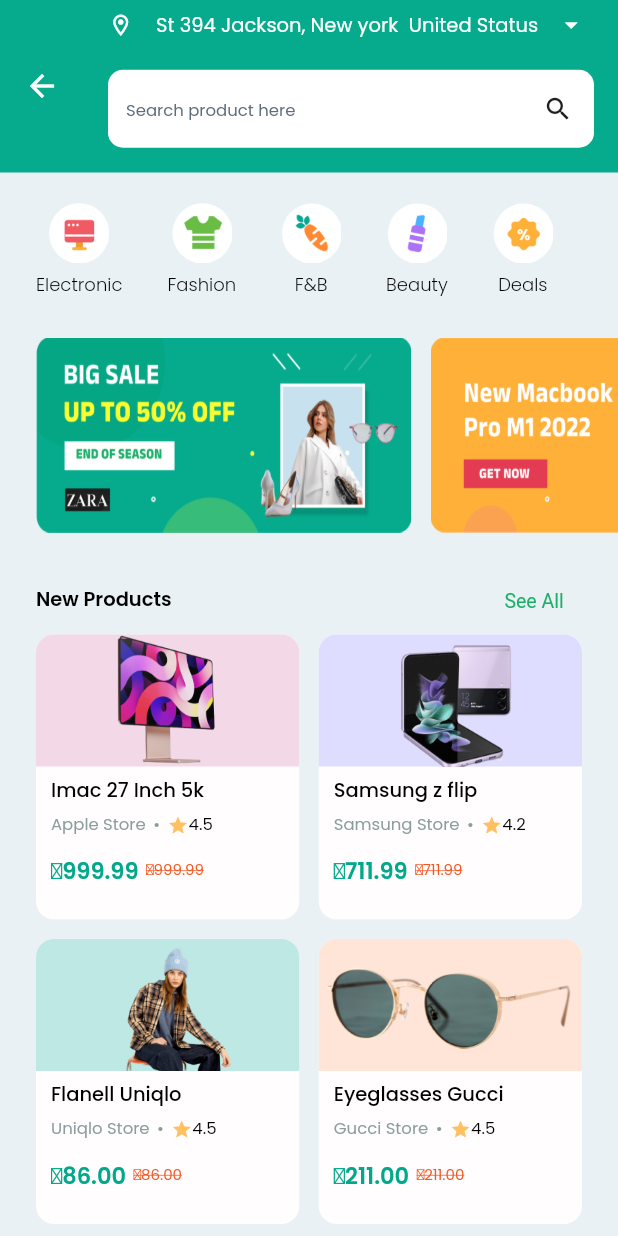
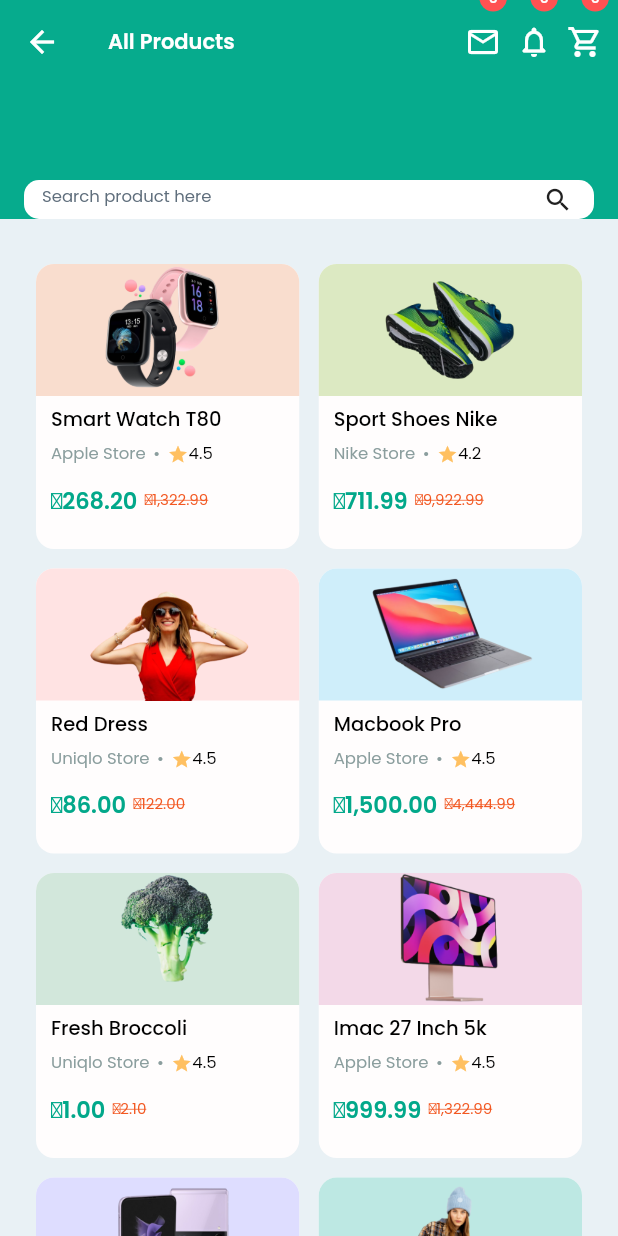
Before and after one commit to Manuelkpatsu/massar_app, a Flutter app: the HomeScreen screen opened by its route, after a tap on "See All", on a phone screen of 412 x 824 dp. Run offline on Flutter 3.47's test engine with Material 2 defaults, Android fonts, the phone set to English and light mode, and no system bars; drawn by our look-alikes of badges; our stand-ins replace animated_splash_screen, equatable, google_fonts, page_transition, persistent_bottom_nav_bar.

Commit message:
Implement products screen

```diff
--- a/lib/router.dart
+++ b/lib/router.dart
@@ -5,6 +5,7 @@ import 'screens/auth/register/register_screen.dart';
 import 'screens/main_app/feeds/feeds_screen.dart';
 import 'screens/main_app/home/home_screen.dart';
 import 'screens/main_app/main_app.dart';
+import 'screens/main_app/products/products_screen.dart';
 import 'screens/main_app/profile/profile_screen.dart';
 import 'screens/main_app/transaction/transaction_screen.dart';
 
@@ -25,6 +26,8 @@ class AppRouter {
         return MaterialPageRoute(builder: (_) => const TransactionScreen());
       case ProfileScreen.routeName:
         return MaterialPageRoute(builder: (_) => const ProfileScreen());
+      case ProductsScreen.routeName:
+        return MaterialPageRoute(builder: (_) => const ProductsScreen());
       default:
         return MaterialPageRoute(
           builder: (_) => Scaffold(
--- a/lib/screens/main_app/home/home_screen.dart
+++ b/lib/screens/main_app/home/home_screen.dart
@@ -8,7 +8,7 @@ import 'widgets/address_picker.dart';
 import 'widgets/banner_tile.dart';
 import 'widgets/category_tile.dart';
 import 'widgets/new_products_title.dart';
-import 'widgets/search_text_field.dart';
+import '../widgets/search_text_field.dart';
 
 class HomeScreen extends StatefulWidget {
   static const routeName = '/home';
--- a/lib/screens/main_app/home/widgets/new_products_title.dart
+++ b/lib/screens/main_app/home/widgets/new_products_title.dart
@@ -1,5 +1,7 @@
 import 'package:flutter/material.dart';
+import 'package:massar_app/screens/main_app/products/products_screen.dart';
 import 'package:massar_app/theme/custom_color.dart';
+import 'package:persistent_bottom_nav_bar/persistent_tab_view.dart';
 
 class NewProductsTitle extends StatelessWidget {
   const NewProductsTitle({Key? key}) : super(key: key);
@@ -22,7 +24,14 @@ class NewProductsTitle extends StatelessWidget {
               ),
             ),
             TextButton(
-              onPressed: () {},
+              onPressed: () {
+                PersistentNavBarNavigator.pushNewScreen(
+                  context,
+                  screen: const ProductsScreen(),
+                  withNavBar: false,
+                  pageTransitionAnimation: PageTransitionAnimation.cupertino,
+                );
+              },
               style: TextButton.styleFrom(
                 textStyle: const TextStyle(
                   fontWeight: FontWeight.w400,
--- /dev/null
+++ b/lib/screens/main_app/products/products_screen.dart
@@ -0,0 +1,328 @@
+import 'package:flutter/material.dart';
+import 'package:massar_app/models/product.dart';
+import 'package:massar_app/screens/main_app/widgets/screen_title.dart';
+import 'package:massar_app/screens/main_app/widgets/search_text_field.dart';
+import 'package:massar_app/screens/widgets/custom_badge.dart';
+import 'package:massar_app/screens/widgets/product_tile.dart';
+import 'package:massar_app/theme/custom_color.dart';
+
+class ProductsScreen extends StatefulWidget {
+  static const routeName = '/products';
+
+  const ProductsScreen({Key? key}) : super(key: key);
+
+  @override
+  State<ProductsScreen> createState() => _ProductsScreenState();
+}
+
+class _ProductsScreenState extends State<ProductsScreen> {
+  final TextEditingController _searchController = TextEditingController();
+  final List<Product> _products = const [
+    Product(
+      id: 1,
+      image: 'assets/images/products/smart-watch.png',
+      name: 'Smart Watch T80',
+      currentPrice: 268.20,
+      previousPrice: 1322.99,
+      rating: 4.5,
+      store: Store.appleStore,
+      description: 'IMAC SILVER 21,5 INCH MID 2010/2011 RAM 8GB HDD 500GB SECOND',
+      specifications: [
+        'Processor Core i3',
+        'IMAC (Mid 2010)',
+        'Memory 4GB 1333 MHz DDR3 (bisa upgrade)',
+        'Built In Display 21,5 Inch (1920 X 1080 )',
+      ],
+      colors: [
+        'Green',
+        'Black',
+        'Silver',
+        'Blue',
+      ],
+      backgroundColor: CustomColor.productColorTen,
+    ),
+    Product(
+      id: 2,
+      image: 'assets/images/products/nike-shoe.png',
+      name: 'Sport Shoes Nike',
+      currentPrice: 711.99,
+      previousPrice: 9922.99,
+      rating: 4.2,
+      store: Store.nikeStore,
+      description: 'IMAC SILVER 21,5 INCH MID 2010/2011 RAM 8GB HDD 500GB SECOND',
+      specifications: [
+        'Processor Core i3',
+        'IMAC (Mid 2010)',
+        'Memory 4GB 1333 MHz DDR3 (bisa upgrade)',
+        'Built In Display 21,5 Inch (1920 X 1080 )',
+      ],
+      colors: [
+        'Green',
+        'Black',
+        'Silver',
+        'Blue',
+      ],
+      backgroundColor: CustomColor.productColorFive,
+    ),
+    Product(
+      id: 3,
+      image: 'assets/images/products/red-dress.png',
+      name: 'Red Dress',
+      currentPrice: 86.00,
+      previousPrice: 122.00,
+      rating: 4.5,
+      store: Store.uniqloStore,
+      description: 'IMAC SILVER 21,5 INCH MID 2010/2011 RAM 8GB HDD 500GB SECOND',
+      specifications: [
+        'Processor Core i3',
+        'IMAC (Mid 2010)',
+        'Memory 4GB 1333 MHz DDR3 (bisa upgrade)',
+        'Built In Display 21,5 Inch (1920 X 1080 )',
+      ],
+      colors: [
+        'Green',
+        'Black',
+        'Silver',
+        'Blue',
+      ],
+      backgroundColor: CustomColor.productColorSix,
+    ),
+    Product(
+      id: 4,
+      image: 'assets/images/products/macbook.png',
+      name: 'Macbook Pro',
+      currentPrice: 1500.00,
+      previousPrice: 4444.99,
+      rating: 4.5,
+      store: Store.appleStore,
+      description: 'IMAC SILVER 21,5 INCH MID 2010/2011 RAM 8GB HDD 500GB SECOND',
+      specifications: [
+        'Processor Core i3',
+        'IMAC (Mid 2010)',
+        'Memory 4GB 1333 MHz DDR3 (bisa upgrade)',
+        'Built In Display 21,5 Inch (1920 X 1080 )',
+      ],
+      colors: [
+        'Green',
+        'Black',
+        'Silver',
+        'Blue',
+      ],
+      backgroundColor: CustomColor.productColorSeven,
+    ),
+    Product(
+      id: 5,
+      image: 'assets/images/products/brocoli.png',
+      name: 'Fresh Broccoli',
+      currentPrice: 1.00,
+      previousPrice: 2.10,
+      rating: 4.5,
+      store: Store.uniqloStore,
+      description: 'IMAC SILVER 21,5 INCH MID 2010/2011 RAM 8GB HDD 500GB SECOND',
+      specifications: [
+        'Processor Core i3',
+        'IMAC (Mid 2010)',
+        'Memory 4GB 1333 MHz DDR3 (bisa upgrade)',
+        'Built In Display 21,5 Inch (1920 X 1080 )',
+      ],
+      colors: [
+        'Green',
+        'Black',
+        'Silver',
+        'Blue',
+      ],
+      backgroundColor: CustomColor.productColorEight,
+    ),
+    Product(
+      id: 6,
+      image: 'assets/images/products/imac.png',
+      name: 'Imac 27 Inch 5k',
+      currentPrice: 999.99,
+      previousPrice: 1322.99,
+      rating: 4.5,
+      store: Store.appleStore,
+      description: 'IMAC SILVER 21,5 INCH MID 2010/2011 RAM 8GB HDD 500GB SECOND',
+      specifications: [
+        'Processor Core i3',
+        'IMAC (Mid 2010)',
+        'Memory 4GB 1333 MHz DDR3 (bisa upgrade)',
+        'Built In Display 21,5 Inch (1920 X 1080 )',
+      ],
+      colors: [
+        'Green',
+        'Black',
+        'Silver',
+        'Blue',
+      ],
+      backgroundColor: CustomColor.productColorOne,
+    ),
+    Product(
+      id: 7,
+      image: 'assets/images/products/samsung-flip.png',
+      name: 'Samsung z flip',
+      currentPrice: 711.99,
+      previousPrice: 9922.99,
+      rating: 4.2,
+      store: Store.samsungStore,
+      description: 'IMAC SILVER 21,5 INCH MID 2010/2011 RAM 8GB HDD 500GB SECOND',
+      specifications: [
+        'Processor Core i3',
+        'IMAC (Mid 2010)',
+        'Memory 4GB 1333 MHz DDR3 (bisa upgrade)',
+        'Built In Display 21,5 Inch (1920 X 1080 )',
+      ],
+      colors: [
+        'Green',
+        'Black',
+        'Silver',
+        'Blue',
+      ],
+      backgroundColor: CustomColor.productColorTwo,
+    ),
+    Product(
+      id: 8,
+      image: 'assets/images/products/uniqio.png',
+      name: 'Flanell Uniqlo',
+      currentPrice: 86.00,
+      previousPrice: 122.00,
+      rating: 4.5,
+      store: Store.uniqloStore,
+      description: 'IMAC SILVER 21,5 INCH MID 2010/2011 RAM 8GB HDD 500GB SECOND',
+      specifications: [
+        'Processor Core i3',
+        'IMAC (Mid 2010)',
+        'Memory 4GB 1333 MHz DDR3 (bisa upgrade)',
+        'Built In Display 21,5 Inch (1920 X 1080 )',
+      ],
+      colors: [
+        'Green',
+        'Black',
+        'Silver',
+        'Blue',
+      ],
+      backgroundColor: CustomColor.productColorThree,
+    ),
+    Product(
+      id: 9,
+      image: 'assets/images/products/eyeglass.png',
+      name: 'Eyeglasses Gucci',
+      currentPrice: 211.00,
+      previousPrice: 444.99,
+      rating: 4.5,
+      store: Store.gucciStore,
+      description: 'IMAC SILVER 21,5 INCH MID 2010/2011 RAM 8GB HDD 500GB SECOND',
+      specifications: [
+        'Processor Core i3',
+        'IMAC (Mid 2010)',
+        'Memory 4GB 1333 MHz DDR3 (bisa upgrade)',
+        'Built In Display 21,5 Inch (1920 X 1080 )',
+      ],
+      colors: [
+        'Green',
+        'Black',
+        'Silver',
+        'Blue',
+      ],
+      backgroundColor: CustomColor.productColorFour,
+    ),
+    Product(
+      id: 10,
+      image: 'assets/images/products/iphone-13.png',
+      name: 'Iphone 13 pro',
+      currentPrice: 550.25,
+      previousPrice: 844.99,
+      rating: 4.5,
+      store: Store.appleStore,
+      description: 'IMAC SILVER 21,5 INCH MID 2010/2011 RAM 8GB HDD 500GB SECOND',
+      specifications: [
+        'Processor Core i3',
+        'IMAC (Mid 2010)',
+        'Memory 4GB 1333 MHz DDR3 (bisa upgrade)',
+        'Built In Display 21,5 Inch (1920 X 1080 )',
+      ],
+      colors: [
+        'Green',
+        'Black',
+        'Silver',
+        'Blue',
+      ],
+      backgroundColor: CustomColor.productColorNine,
+    ),
+  ];
+
+  @override
+  void dispose() {
+    _searchController.dispose();
+    super.dispose();
+  }
+
+  @override
+  Widget build(BuildContext context) {
+    return Scaffold(
+      backgroundColor: CustomColor.scaffoldBackgroundColor,
+      body: CustomScrollView(
+        slivers: [
+          SliverAppBar(
+            foregroundColor: Colors.white,
+            iconTheme: const IconThemeData(color: Colors.white),
+            backgroundColor: CustomColor.primaryColor,
+            pinned: true,
+            snap: false,
+            floating: false,
+            expandedHeight: 90 + kToolbarHeight,
+            title: const ScreenTitleText(title: 'All Products'),
+            centerTitle: false,
+            actions: [
+              CustomBadge(
+                icon: Icons.markunread_outlined,
+                text: '0',
+                onTap: () {},
+              ),
+              CustomBadge(
+                icon: Icons.notifications_none_rounded,
+                text: '0',
+                onTap: () {},
+              ),
+              CustomBadge(
+                icon: Icons.shopping_cart_outlined,
+                text: '0',
+                onTap: () {},
+              ),
+            ],
+            flexibleSpace: FlexibleSpaceBar(
+              expandedTitleScale: 1,
+              background: Padding(
+                padding: const EdgeInsets.only(left: 16, right: 16, top: 120),
+                child: SearchTextField(controller: _searchController),
+              ),
+            ),
+          ),
+          const SliverToBoxAdapter(child: SizedBox(height: 30)),
+          SliverToBoxAdapter(
+            child: GridView.builder(
+              padding: const EdgeInsets.symmetric(horizontal: 24),
+              itemCount: _products.length,
+              itemBuilder: (context, int index) {
+                final Product product = _products[index];
+
+                return ProductTile(
+                  onTap: () {},
+                  product: product,
+                );
+              },
+              gridDelegate: const SliverGridDelegateWithFixedCrossAxisCount(
+                crossAxisCount: 2,
+                mainAxisSpacing: 13,
+                crossAxisSpacing: 13,
+                mainAxisExtent: 190,
+              ),
+              physics: const NeverScrollableScrollPhysics(),
+              shrinkWrap: true,
+            ),
+          ),
+          const SliverToBoxAdapter(child: SizedBox(height: 100)),
+        ],
+      ),
+    );
+  }
+}
--- a/lib/screens/main_app/widgets/close_drawer_button.dart
+++ b/lib/screens/main_app/widgets/close_drawer_button.dart
@@ -11,7 +11,7 @@ class CloseDrawerButton extends StatelessWidget {
       right: -5,
       child: IconButton(
         splashRadius: 20,
-        onPressed: () => Navigator.pop(context),
+        onPressed: () => Navigator.of(context).pop(),
         icon: const Icon(
           Icons.close,
           color: CustomColor.labelColor,
--- a/lib/screens/widgets/product_tile.dart
+++ b/lib/screens/widgets/product_tile.dart
@@ -108,7 +108,7 @@ class ProductTile extends StatelessWidget {
                       ),
                       const SizedBox(width: 5),
                       Text(
-                        Money.fromDouble(value: product.currentPrice),
+                        Money.fromDouble(value: product.previousPrice!),
                         style: const TextStyle(
                           color: CustomColor.strikeThroughColor,
                           fontSize: 10,
--- a/lib/theme/custom_color.dart
+++ b/lib/theme/custom_color.dart
@@ -28,6 +28,7 @@ class CustomColor {
   static const Color productColorSeven = Color(0xffcfeefa);
   static const Color productColorEight = Color(0xffd2e7db);
   static const Color productColorNine = Color(0xffe7ddff);
+  static const Color productColorTen = Color(0xfff9ddce);
   static const Color selectedColorBackground = Color(0xffebf3f7);
   static const Color selectedColorBorder = Color(0xffacc5ce);
   static const Color descriptionColor = Color(0xff516971);
```
Also changed, not shown: lib/screens/main_app/widgets/search_text_field.dart (renamed from lib/screens/main_app/home/widgets/search_text_field.dart).
